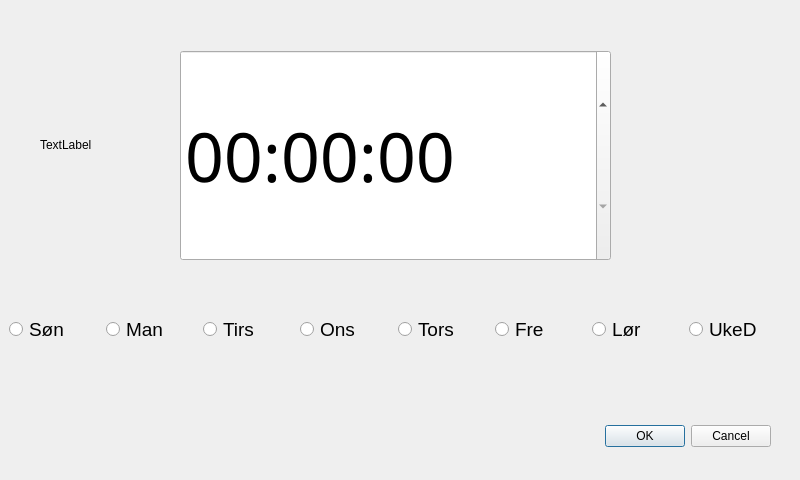
First picture: the form in display/set_alarm_dialog.ui, repository StLupo/wasabi, before the edit.
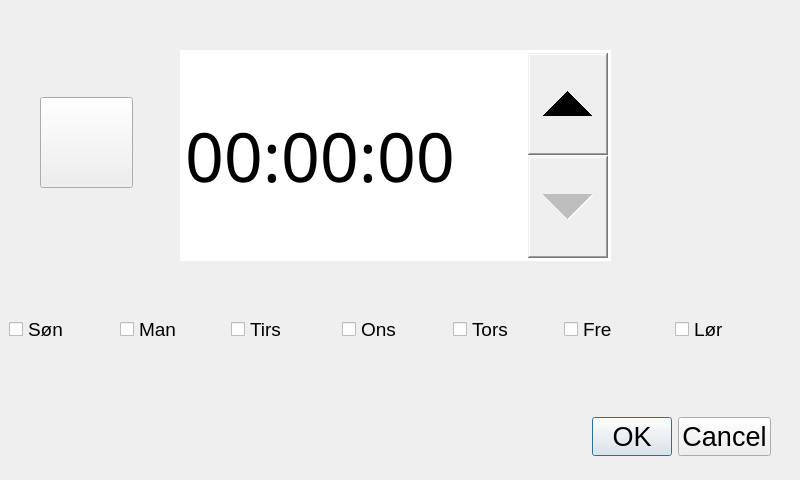
Second picture: the form after the edit.

Commit message: Got alarm dialog working

```diff
--- a/display/set_alarm_dialog.ui
+++ b/display/set_alarm_dialog.ui
@@ -22,12 +22,29 @@
      <height>51</height>
     </rect>
    </property>
+   <property name="sizePolicy">
+    <sizepolicy hsizetype="Expanding" vsizetype="Fixed">
+     <horstretch>0</horstretch>
+     <verstretch>0</verstretch>
+    </sizepolicy>
+   </property>
    <property name="minimumSize">
     <size>
      <width>0</width>
      <height>40</height>
     </size>
    </property>
+   <property name="sizeIncrement">
+    <size>
+     <width>0</width>
+     <height>0</height>
+    </size>
+   </property>
+   <property name="font">
+    <font>
+     <pointsize>20</pointsize>
+    </font>
+   </property>
    <property name="orientation">
     <enum>Qt::Horizontal</enum>
    </property>
@@ -50,6 +67,10 @@
      <pointsize>51</pointsize>
     </font>
    </property>
+   <property name="styleSheet">
+    <string notr="true">QTimeEdit::down-button {width:80px}
+QTimeEdit::up-button {width:80px}</string>
+   </property>
   </widget>
   <widget class="QWidget" name="horizontalLayoutWidget">
    <property name="geometry">
@@ -62,7 +83,7 @@
    </property>
    <layout class="QHBoxLayout" name="horizontalLayout">
     <item>
-     <widget class="QRadioButton" name="radioButton">
+     <widget class="QCheckBox" name="radio_sun">
       <property name="font">
        <font>
         <pointsize>14</pointsize>
@@ -74,7 +95,7 @@
      </widget>
     </item>
     <item>
-     <widget class="QRadioButton" name="radioButton_2">
+     <widget class="QCheckBox" name="radio_man">
       <property name="font">
        <font>
         <pointsize>14</pointsize>
@@ -86,7 +107,7 @@
      </widget>
     </item>
     <item>
-     <widget class="QRadioButton" name="radioButton_3">
+     <widget class="QCheckBox" name="radio_tue">
       <property name="font">
        <font>
         <pointsize>14</pointsize>
@@ -98,7 +119,7 @@
      </widget>
     </item>
     <item>
-     <widget class="QRadioButton" name="radioButton_4">
+     <widget class="QCheckBox" name="radio_wed">
       <property name="font">
        <font>
         <pointsize>14</pointsize>
@@ -110,7 +131,7 @@
      </widget>
     </item>
     <item>
-     <widget class="QRadioButton" name="radioButton_5">
+     <widget class="QCheckBox" name="radio_thu">
       <property name="font">
        <font>
         <pointsize>14</pointsize>
@@ -122,7 +143,7 @@
      </widget>
     </item>
     <item>
-     <widget class="QRadioButton" name="radioButton_6">
+     <widget class="QCheckBox" name="radio_fri">
       <property name="font">
        <font>
         <pointsize>14</pointsize>
@@ -134,7 +155,7 @@
      </widget>
     </item>
     <item>
-     <widget class="QRadioButton" name="radioButton_7">
+     <widget class="QCheckBox" name="radio_sat">
       <property name="font">
        <font>
         <pointsize>14</pointsize>
@@ -145,31 +166,25 @@
       </property>
      </widget>
     </item>
-    <item>
-     <widget class="QRadioButton" name="radioButton_8">
-      <property name="font">
-       <font>
-        <pointsize>14</pointsize>
-       </font>
-      </property>
-      <property name="text">
-       <string>UkeD</string>
-      </property>
-     </widget>
-    </item>
    </layout>
   </widget>
-  <widget class="QLabel" name="label">
+  <widget class="QPushButton" name="pushButton">
    <property name="geometry">
     <rect>
      <x>40</x>
-     <y>100</y>
-     <width>90</width>
-     <height>90</height>
+     <y>97</y>
+     <width>93</width>
+     <height>91</height>
     </rect>
    </property>
    <property name="text">
-    <string>TextLabel</string>
+    <string/>
+   </property>
+   <property name="iconSize">
+    <size>
+     <width>80</width>
+     <height>80</height>
+    </size>
    </property>
   </widget>
  </widget>
```
The commit also changes 9 other files.
